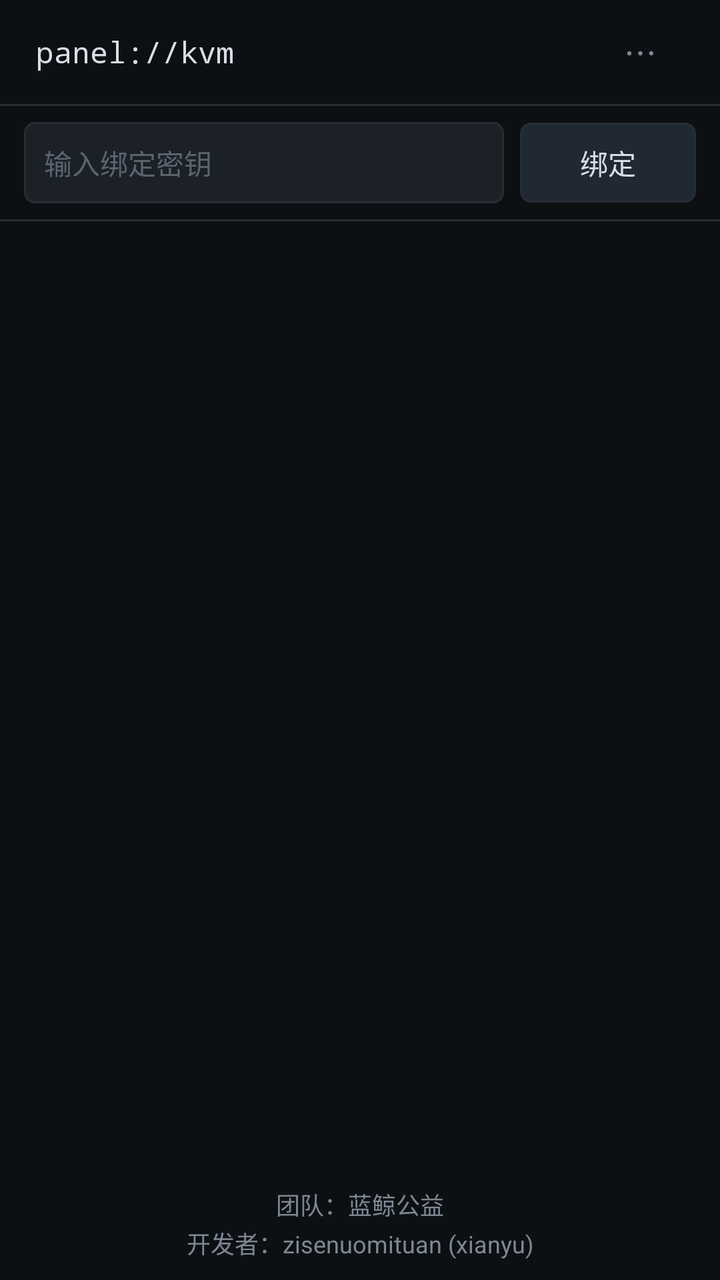
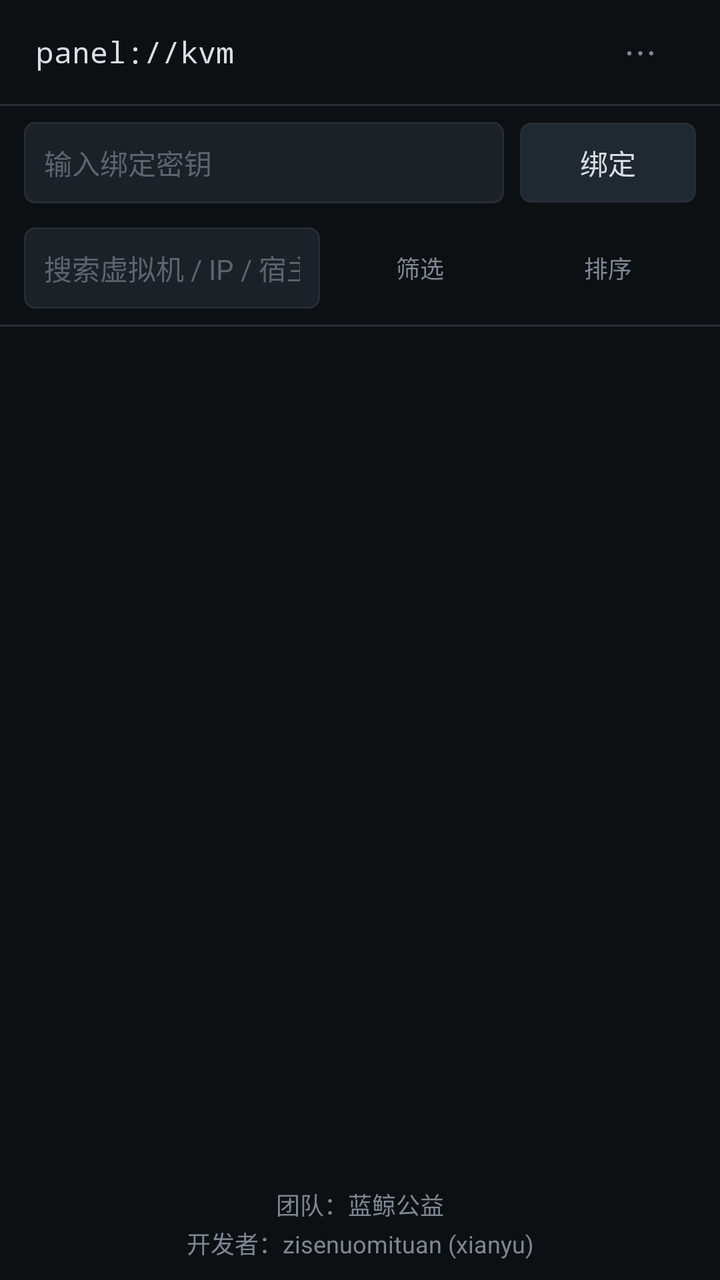

The first picture is an Android layout as it rendered before a commit; the second is the same layout after the commit. The layout source and the unified diff follow.
<!-- AndroidManifest.xml: application theme AppTheme -->
<!-- res/layout/activity_main.xml -->
<?xml version="1.0" encoding="utf-8"?>
<LinearLayout xmlns:android="http://schemas.android.com/apk/res/android"
    android:layout_width="match_parent"
    android:layout_height="match_parent"
    android:background="@color/bg"
    android:orientation="vertical">

    <LinearLayout
        android:layout_width="match_parent"
        android:layout_height="wrap_content"
        android:background="@color/bg"
        android:gravity="center_vertical"
        android:minHeight="52dp"
        android:orientation="horizontal"
        android:paddingStart="18dp"
        android:paddingEnd="18dp">

        <TextView
            android:id="@+id/brand"
            android:layout_width="wrap_content"
            android:layout_height="wrap_content"
            android:fontFamily="monospace"
            android:text="panel://kvm"
            android:textColor="@color/text"
            android:textSize="15sp" />

        <View
            android:layout_width="0dp"
            android:layout_height="1dp"
            android:layout_weight="1" />

        <TextView
            android:id="@+id/who"
            android:layout_width="wrap_content"
            android:layout_height="wrap_content"
            android:layout_marginEnd="10dp"
            android:textColor="@color/dim"
            android:textSize="13sp" />

        <Button
            android:id="@+id/btnMenu"
            style="@style/Btn.Ghost"
            android:layout_width="wrap_content"
            android:layout_height="wrap_content"
            android:minHeight="32dp"
            android:minWidth="44dp"
            android:paddingStart="10dp"
            android:paddingEnd="10dp"
            android:text="⋯"
            android:textSize="18sp" />
    </LinearLayout>

    <View
        android:layout_width="match_parent"
        android:layout_height="1dp"
        android:background="@color/line" />

    <LinearLayout
        android:layout_width="match_parent"
        android:layout_height="wrap_content"
        android:gravity="center_vertical"
        android:orientation="horizontal"
        android:paddingStart="12dp"
        android:paddingTop="8dp"
        android:paddingEnd="12dp"
        android:paddingBottom="8dp">

        <EditText
            android:id="@+id/bindInput"
            style="@style/Input"
            android:layout_width="0dp"
            android:layout_height="wrap_content"
            android:layout_weight="1"
            android:hint="输入绑定密钥"
            android:inputType="text"
            android:minHeight="38dp" />

        <Button
            android:id="@+id/btnBind"
            style="@style/Btn"
            android:layout_width="wrap_content"
            android:layout_height="wrap_content"
            android:layout_marginStart="8dp"
            android:text="绑定" />
    </LinearLayout>

    <View
        android:layout_width="match_parent"
        android:layout_height="1dp"
        android:background="@color/line" />

    <ProgressBar
        android:id="@+id/loadingBar"
        style="?android:attr/progressBarStyleHorizontal"
        android:layout_width="match_parent"
        android:layout_height="3dp"
        android:indeterminate="true"
        android:indeterminateTint="@color/blue"
        android:visibility="gone" />

    <ScrollView
        android:layout_width="match_parent"
        android:layout_height="0dp"
        android:layout_weight="1">

        <LinearLayout
            android:id="@+id/listContainer"
            android:layout_width="match_parent"
            android:layout_height="wrap_content"
            android:orientation="vertical"
            android:padding="16dp" />
    </ScrollView>

    <TextView
        android:layout_width="match_parent"
        android:layout_height="wrap_content"
        android:gravity="center"
        android:lineSpacingExtra="2dp"
        android:paddingTop="6dp"
        android:paddingBottom="10dp"
        android:text="@string/attribution"
        android:textColor="@color/dim"
        android:textSize="12sp" />

</LinearLayout>
<!-- resources referenced by this layout -->
<resources>
  <color name="bg">#0d1013</color>
  <color name="blue">#6aa6f0</color>
  <color name="dim">#7d8894</color>
  <color name="line">#262d35</color>
  <color name="text">#d7dee6</color>
  <string name="attribution">团队：蓝鲸公益\n开发者：zisenuomituan (xianyu)</string>
  <style name="Btn">
          <item name="android:background">@drawable/bg_btn</item>
          <item name="android:textColor">@color/text</item>
          <item name="android:textSize">14sp</item>
          <item name="android:textAllCaps">false</item>
          <item name="android:padding">8dp</item>
          <item name="android:minHeight">40dp</item>
      </style>
  <style name="Btn.Ghost">
          <item name="android:background">@drawable/bg_btn_ghost</item>
          <item name="android:textColor">@color/dim</item>
      </style>
  <style name="Input">
          <item name="android:background">@drawable/bg_input</item>
          <item name="android:textColor">@color/text</item>
          <item name="android:textColorHint">@color/placeholder</item>
          <item name="android:textSize">14sp</item>
          <item name="android:padding">10dp</item>
          <item name="android:minHeight">42dp</item>
      </style>
  <style name="AppTheme" parent="Theme.AppCompat.NoActionBar">
          <item name="android:windowBackground">@color/bg</item>
          <item name="colorPrimary">@color/btn_primary</item>
          <item name="colorPrimaryDark">@color/bg</item>
          <item name="colorAccent">@color/blue</item>
          <item name="android:textColorPrimary">@color/text</item>
          <item name="android:textColor">@color/text</item>
          <item name="android:statusBarColor">@color/bg</item>
          <item name="android:navigationBarColor">@color/bg</item>
      </style>
  <!-- drawable bg_btn (drawable) -->
  <?xml version="1.0" encoding="utf-8"?>
  <selector xmlns:android="http://schemas.android.com/apk/res/android">
      <item android:state_pressed="true">
          <shape android:shape="rectangle">
              <solid android:color="@color/btn_press" />
              <stroke android:width="1dp" android:color="@color/line" />
              <corners android:radius="5dp" />
          </shape>
      </item>
      <item>
          <shape android:shape="rectangle">
              <solid android:color="@color/btn" />
              <stroke android:width="1dp" android:color="@color/line" />
              <corners android:radius="5dp" />
          </shape>
      </item>
  </selector>
  <!-- drawable bg_btn_ghost (drawable) -->
  <?xml version="1.0" encoding="utf-8"?>
  <selector xmlns:android="http://schemas.android.com/apk/res/android">
      <item android:state_pressed="true">
          <shape android:shape="rectangle">
              <solid android:color="@color/panel2" />
              <corners android:radius="5dp" />
          </shape>
      </item>
      <item>
          <shape android:shape="rectangle">
              <solid android:color="@android:color/transparent" />
              <corners android:radius="5dp" />
          </shape>
      </item>
  </selector>
  <!-- drawable bg_input (drawable) -->
  <?xml version="1.0" encoding="utf-8"?>
  <shape xmlns:android="http://schemas.android.com/apk/res/android"
      android:shape="rectangle">
      <solid android:color="@color/panel2" />
      <stroke android:width="1dp" android:color="@color/line" />
      <corners android:radius="5dp" />
  </shape>
  <color name="placeholder">#5b6570</color>
  <color name="btn_primary">#2f6f4f</color>
  <color name="btn_press">#27323d</color>
  <color name="btn">#202932</color>
  <color name="panel2">#1b2127</color>
</resources>

<!-- the commit's change to res/layout/activity_main.xml (unified diff, before → after) -->
@@ -84,6 +84,53 @@
             android:text="绑定" />
     </LinearLayout>
 
+    <LinearLayout
+        android:layout_width="match_parent"
+        android:layout_height="wrap_content"
+        android:gravity="center_vertical"
+        android:orientation="horizontal"
+        android:paddingStart="12dp"
+        android:paddingTop="4dp"
+        android:paddingEnd="12dp"
+        android:paddingBottom="8dp">
+
+        <EditText
+            android:id="@+id/searchInput"
+            style="@style/Input"
+            android:layout_width="0dp"
+            android:layout_height="wrap_content"
+            android:layout_weight="1"
+            android:hint="搜索虚拟机 / IP / 宿主机"
+            android:imeOptions="actionSearch"
+            android:inputType="text"
+            android:maxLines="1"
+            android:minHeight="36dp" />
+
+        <Button
+            android:id="@+id/btnFilter"
+            style="@style/Btn.Ghost"
+            android:layout_width="wrap_content"
+            android:layout_height="wrap_content"
+            android:layout_marginStart="6dp"
+            android:minHeight="36dp"
+            android:paddingStart="10dp"
+            android:paddingEnd="10dp"
+            android:text="筛选"
+            android:textSize="12sp" />
+
+        <Button
+            android:id="@+id/btnSort"
+            style="@style/Btn.Ghost"
+            android:layout_width="wrap_content"
+            android:layout_height="wrap_content"
+            android:layout_marginStart="6dp"
+            android:minHeight="36dp"
+            android:paddingStart="10dp"
+            android:paddingEnd="10dp"
+            android:text="排序"
+            android:textSize="12sp" />
+    </LinearLayout>
+
     <View
         android:layout_width="match_parent"
         android:layout_height="1dp"
